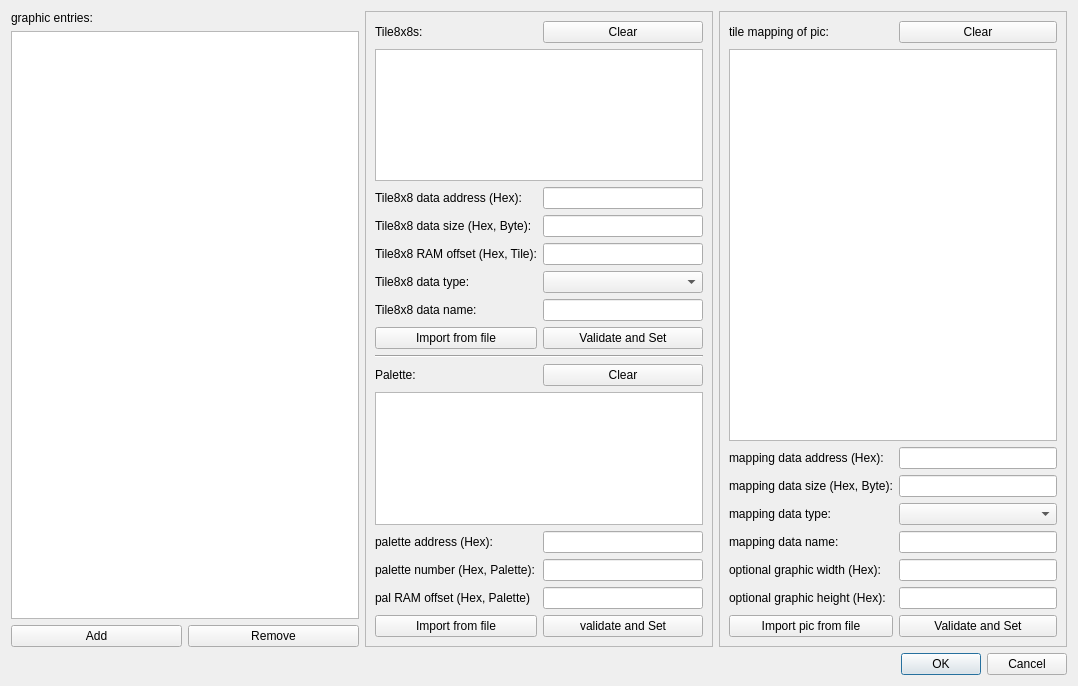
This is Dialog/GraphicManagerDialog.ui in wario-land/WL4Editor as Qt 5 draws it before an edit. The edited form follows.
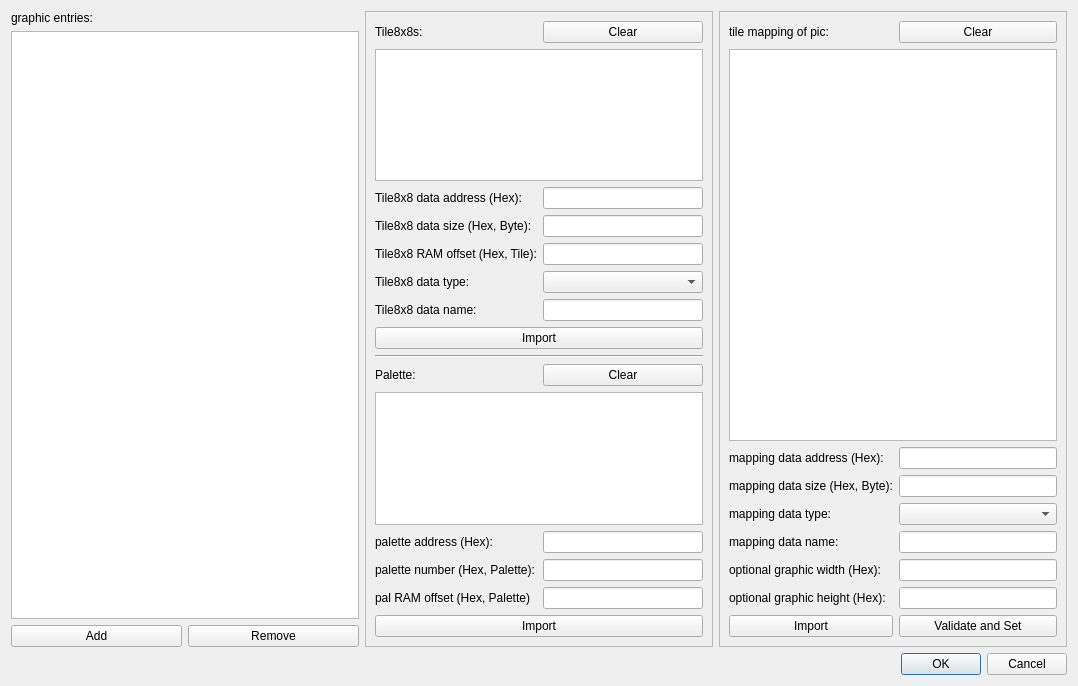
This is the edited form.

Commit message: UI changes, and logic rewrite to only keep data inside struct

Patch:
```diff
--- a/Dialog/GraphicManagerDialog.ui
+++ b/Dialog/GraphicManagerDialog.ui
@@ -96,20 +96,6 @@
                </property>
               </widget>
              </item>
-             <item row="14" column="1">
-              <widget class="QPushButton" name="pushButton_ImportPaletteData">
-               <property name="text">
-                <string>Import from file</string>
-               </property>
-              </widget>
-             </item>
-             <item row="14" column="2">
-              <widget class="QPushButton" name="pushButton_validateAndSetPalette">
-               <property name="text">
-                <string>validate and Set</string>
-               </property>
-              </widget>
-             </item>
              <item row="12" column="2">
               <widget class="QLineEdit" name="lineEdit_paletteNum"/>
              </item>
@@ -123,13 +109,6 @@
                </property>
               </widget>
              </item>
-             <item row="7" column="1">
-              <widget class="QPushButton" name="pushButton_ImportTile8x8Data">
-               <property name="text">
-                <string>Import from file</string>
-               </property>
-              </widget>
-             </item>
              <item row="2" column="2">
               <widget class="QLineEdit" name="lineEdit_tileDataAddress"/>
              </item>
@@ -199,13 +178,6 @@
              <item row="6" column="2">
               <widget class="QLineEdit" name="lineEdit_tileDataName"/>
              </item>
-             <item row="7" column="2">
-              <widget class="QPushButton" name="pushButton_validateAndSetTile8x8Data">
-               <property name="text">
-                <string>Validate and Set</string>
-               </property>
-              </widget>
-             </item>
              <item row="9" column="1">
               <widget class="QLabel" name="label_palette">
                <property name="text">
@@ -244,6 +216,26 @@
                </property>
               </widget>
              </item>
+             <item row="7" column="1" colspan="2">
+              <widget class="QPushButton" name="pushButton_ImportTile8x8Data">
+               <property name="toolTip">
+                <string>Import from ROM or files</string>
+               </property>
+               <property name="text">
+                <string>Import</string>
+               </property>
+              </widget>
+             </item>
+             <item row="14" column="1" colspan="2">
+              <widget class="QPushButton" name="pushButton_ImportPaletteData">
+               <property name="toolTip">
+                <string>Import from ROM or files</string>
+               </property>
+               <property name="text">
+                <string>Import</string>
+               </property>
+              </widget>
+             </item>
             </layout>
            </item>
           </layout>
@@ -322,7 +314,7 @@
            <item row="16" column="0">
             <widget class="QPushButton" name="pushButton_ImportGraphic">
              <property name="text">
-              <string>Import pic from file</string>
+              <string>Import</string>
              </property>
             </widget>
            </item>
```
Left out of the diff: 6 changed lines with no effect on the pictures. The commit also changes 4 other files.
